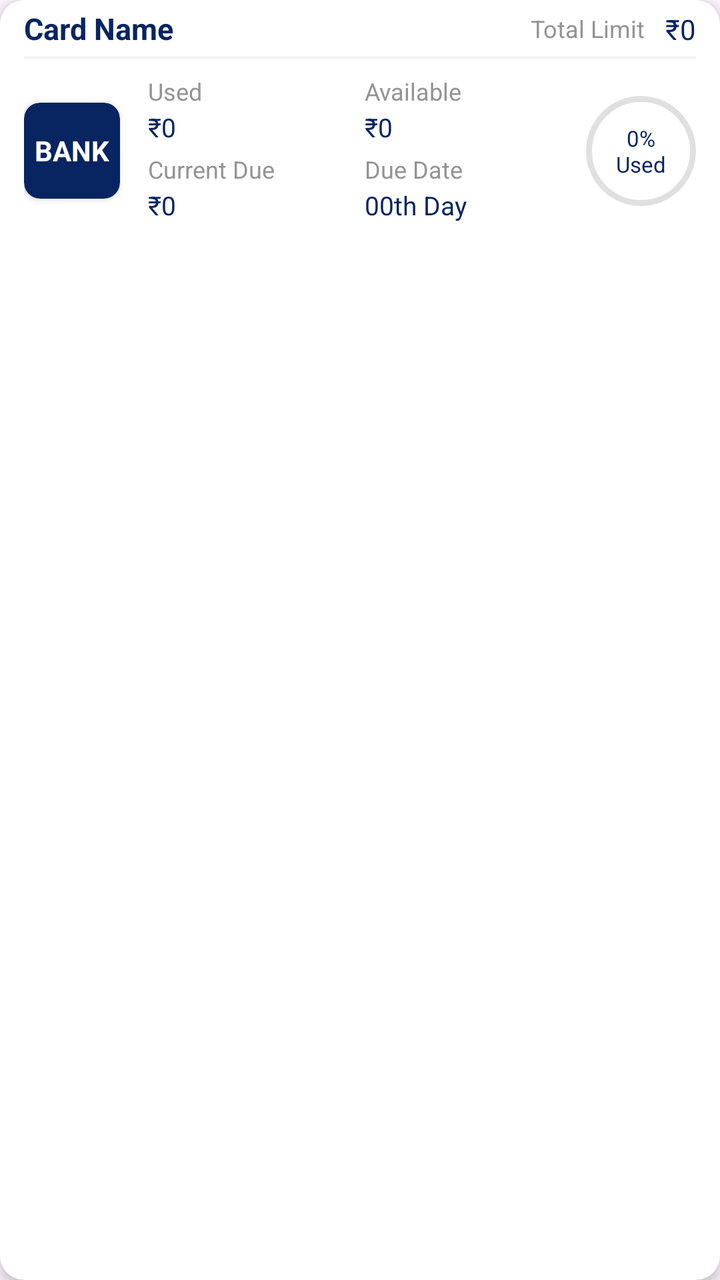
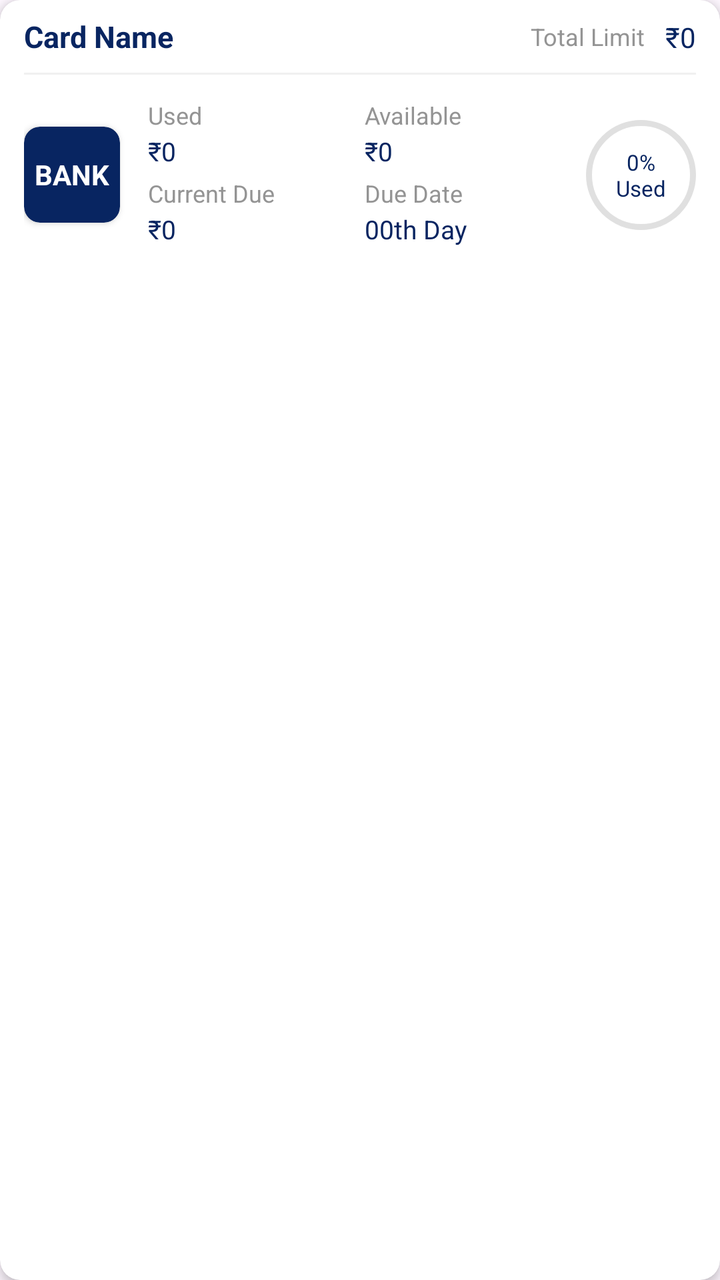

An Android layout rendered at two revisions. The XML below is the earlier revision; the diff shows what the commit changed to produce the second picture.
<!-- AndroidManifest.xml: application theme Theme.FinTrack -->
<!-- res/layout/item_dashboard_card.xml -->
<?xml version="1.0" encoding="utf-8"?>
<com.google.android.material.card.MaterialCardView
    xmlns:android="http://schemas.android.com/apk/res/android"
    xmlns:app="http://schemas.android.com/apk/res-auto"
    xmlns:tools="http://schemas.android.com/tools"
    android:layout_width="match_parent"
    android:layout_height="wrap_content"
    android:layout_marginHorizontal="1dp"
    android:layout_marginVertical="6dp"
    android:clickable="true"
    android:focusable="true"
    android:foreground="?attr/selectableItemBackground"
    app:cardBackgroundColor="#FFFFFF"
    app:cardCornerRadius="12dp"
    app:cardElevation="4dp"
    app:strokeWidth="0dp"
    tools:ignore="HardcodedText, ContentDescription">

    
    <LinearLayout
        android:layout_width="match_parent"
        android:layout_height="wrap_content"
        android:orientation="vertical">

        
        
        
        <LinearLayout
            android:layout_width="match_parent"
            android:layout_height="wrap_content"
            android:orientation="horizontal"
            android:gravity="center_vertical"
            android:paddingStart="12dp"
            android:paddingEnd="12dp"
            android:paddingVertical="4dp">

            
            <TextView
                android:id="@+id/tvCardName"
                android:layout_width="0dp"
                android:layout_height="wrap_content"
                android:layout_weight="1"
                android:layout_marginEnd="16dp"
                android:ellipsize="end"
                android:maxLines="1"
                android:text="Card Name"
                android:textColor="#082561"
                android:textSize="15sp"
                android:textStyle="bold" />

            
            <LinearLayout
                android:layout_width="wrap_content"
                android:layout_height="wrap_content"
                android:orientation="horizontal"
                android:gravity="end">

                <TextView
                    android:layout_width="wrap_content"
                    android:layout_height="wrap_content"
                    android:layout_marginEnd="10dp"
                    android:text="Total Limit"
                    android:textColor="#949494"
                    android:textSize="12sp" />

                <TextView
                    android:id="@+id/tvCardLimit"
                    android:layout_width="wrap_content"
                    android:layout_height="wrap_content"
                    android:layout_marginTop="1dp"
                    android:text="₹0"
                    android:textColor="#082561"
                    android:textSize="14sp" />
            </LinearLayout>
        </LinearLayout>

        
        <View
            android:layout_width="match_parent"
            android:layout_height="1dp"
            android:layout_marginHorizontal="12dp"
            android:background="#F0F0F0" />

        
        
        
        <androidx.constraintlayout.widget.ConstraintLayout
            android:layout_width="match_parent"
            android:layout_height="wrap_content"
            android:paddingStart="12dp"
            android:paddingEnd="12dp"
            android:paddingVertical="4dp"
            tools:ignore="HardcodedText,TooManyViews,SmallSp,ContentDescription,UseCompoundDrawables,TooDeepLayout">

            
            <androidx.cardview.widget.CardView
                android:id="@+id/cardLogoContainer"
                android:layout_width="48dp"
                android:layout_height="48dp"
                app:cardBackgroundColor="#082561"
                app:cardCornerRadius="8dp"
                app:layout_constraintBottom_toBottomOf="parent"
                app:layout_constraintStart_toStartOf="parent"
                app:layout_constraintTop_toTopOf="parent">

                <TextView
                    android:id="@+id/tvCardLogoText"
                    android:layout_width="match_parent"
                    android:layout_height="match_parent"
                    android:gravity="center"
                    android:maxLines="1"
                    android:padding="2dp"
                    android:text="BANK"
                    android:textColor="#FFFFFF"
                    android:textStyle="bold"
                    app:autoSizeMaxTextSize="14sp"
                    app:autoSizeMinTextSize="6sp"
                    app:autoSizeStepGranularity="1sp"
                    app:autoSizeTextType="uniform" />
            </androidx.cardview.widget.CardView>


            
            <LinearLayout
                android:layout_width="0dp"
                android:layout_height="wrap_content"
                android:layout_marginStart="14dp"
                android:layout_marginEnd="2dp"
                android:orientation="vertical"
                app:layout_constraintBottom_toBottomOf="parent"
                app:layout_constraintEnd_toStartOf="@id/progressContainer"
                app:layout_constraintStart_toEndOf="@id/cardLogoContainer"
                app:layout_constraintTop_toTopOf="parent">

                
                <LinearLayout
                    android:layout_width="match_parent"
                    android:layout_height="wrap_content"
                    android:layout_marginTop="4dp"
                    android:orientation="horizontal"
                    android:baselineAligned="false">

                    
                    <LinearLayout
                        android:layout_width="0dp"
                        android:layout_height="wrap_content"
                        android:layout_weight="1"
                        android:orientation="vertical">

                        <TextView
                            android:layout_width="wrap_content"
                            android:layout_height="wrap_content"
                            android:text="Used"
                            android:textColor="#949494"
                            android:textSize="12sp" />

                        <TextView
                            android:id="@+id/tvCardUsed"
                            android:layout_width="wrap_content"
                            android:layout_height="wrap_content"
                            android:layout_marginTop="1dp"
                            android:text="₹0"
                            android:textColor="#082561"
                            android:textSize="13sp"/>
                    </LinearLayout>

                    
                    <LinearLayout
                        android:layout_width="0dp"
                        android:layout_height="wrap_content"
                        android:layout_weight="1"
                        android:orientation="vertical">

                        <TextView
                            android:layout_width="wrap_content"
                            android:layout_height="wrap_content"
                            android:text="Available"
                            android:textColor="#949494"
                            android:textSize="12sp" />

                        <TextView
                            android:id="@+id/tvCardAvailable"
                            android:layout_width="wrap_content"
                            android:layout_height="wrap_content"
                            android:layout_marginTop="1dp"
                            android:text="₹0"
                            android:textColor="#082561"
                            android:textSize="13sp" />
                    </LinearLayout>
                </LinearLayout>

                
                <LinearLayout
                    android:layout_width="match_parent"
                    android:layout_height="wrap_content"
                    android:layout_marginTop="4dp"
                    android:layout_marginBottom="6dp"
                    android:orientation="horizontal"
                    android:baselineAligned="false">

                    
                    <LinearLayout
                        android:layout_width="0dp"
                        android:layout_height="wrap_content"
                        android:layout_weight="1"
                        android:orientation="vertical">

                        <TextView
                            android:layout_width="wrap_content"
                            android:layout_height="wrap_content"
                            android:text="Current Due"
                            android:textColor="#949494"
                            android:textSize="12sp" />

                        <TextView
                            android:id="@+id/tvCardDue"
                            android:layout_width="wrap_content"
                            android:layout_height="wrap_content"
                            android:layout_marginTop="1dp"
                            android:text="₹0"
                            android:textColor="#082561"
                            android:textSize="13sp"/>
                    </LinearLayout>

                    
                    <LinearLayout
                        android:layout_width="0dp"
                        android:layout_height="wrap_content"
                        android:layout_weight="1"
                        android:orientation="vertical">

                        <TextView
                            android:layout_width="wrap_content"
                            android:layout_height="wrap_content"
                            android:text="Due Date"
                            android:textColor="#949494"
                            android:textSize="12sp" />

                        <TextView
                            android:id="@+id/tvCardDueDate"
                            android:layout_width="wrap_content"
                            android:layout_height="wrap_content"
                            android:layout_marginTop="1dp"
                            android:text="00th Day"
                            android:textColor="#082561"
                            android:textSize="13sp"/>
                    </LinearLayout>
                </LinearLayout>

            </LinearLayout>


            
            <RelativeLayout
                android:id="@+id/progressContainer"
                android:layout_width="55dp"
                android:layout_height="55dp"
                app:layout_constraintBottom_toBottomOf="parent"
                app:layout_constraintEnd_toEndOf="parent"
                app:layout_constraintTop_toTopOf="parent">

                <com.google.android.material.progressindicator.CircularProgressIndicator
                    android:id="@+id/cpiCardProgress"
                    android:layout_width="wrap_content"
                    android:layout_height="wrap_content"
                    android:layout_centerInParent="true"
                    android:progress="0"
                    app:indicatorSize="55dp"
                    app:indicatorInset="0dp"
                    app:indicatorColor="#1abcab"
                    app:trackColor="#E0E0E0"
                    app:trackThickness="3dp" />

                <TextView
                    android:id="@+id/tvCardProgressPercent"
                    android:layout_width="wrap_content"
                    android:layout_height="wrap_content"
                    android:layout_centerInParent="true"
                    android:gravity="center"
                    android:text="0%&#10;Used"
                    android:textColor="#082561"
                    android:textSize="11sp" />

            </RelativeLayout>

        </androidx.constraintlayout.widget.ConstraintLayout>
    </LinearLayout>
</com.google.android.material.card.MaterialCardView>
<!-- resources referenced by this layout -->
<resources>
  <style name="Theme.FinTrack" parent="Base.Theme.FinTrack" />
  <style name="Base.Theme.FinTrack" parent="Theme.Material3.Light.NoActionBar">
          
          <item name="colorPrimary">#082561</item>
          <item name="colorSecondary">#1ABCAB</item>
  
          
          <item name="android:windowLightStatusBar">true</item>
          <item name="android:statusBarColor">#FFFFFF</item>
      </style>
</resources>

<!-- the commit's change to res/layout/item_dashboard_card.xml (unified diff, before → after) -->
@@ -11,8 +11,8 @@
     android:focusable="true"
     android:foreground="?attr/selectableItemBackground"
     app:cardBackgroundColor="#FFFFFF"
-    app:cardCornerRadius="12dp"
-    app:cardElevation="4dp"
+    app:cardCornerRadius="10dp"
+    app:cardElevation="3dp"
     app:strokeWidth="0dp"
     tools:ignore="HardcodedText, ContentDescription">
 
@@ -32,7 +32,7 @@
             android:gravity="center_vertical"
             android:paddingStart="12dp"
             android:paddingEnd="12dp"
-            android:paddingVertical="4dp">
+            android:paddingVertical="8dp">
 
             
             <TextView
@@ -89,7 +89,7 @@
             android:layout_height="wrap_content"
             android:paddingStart="12dp"
             android:paddingEnd="12dp"
-            android:paddingVertical="4dp"
+            android:paddingVertical="8dp"
             tools:ignore="HardcodedText,TooManyViews,SmallSp,ContentDescription,UseCompoundDrawables,TooDeepLayout">
 
             
